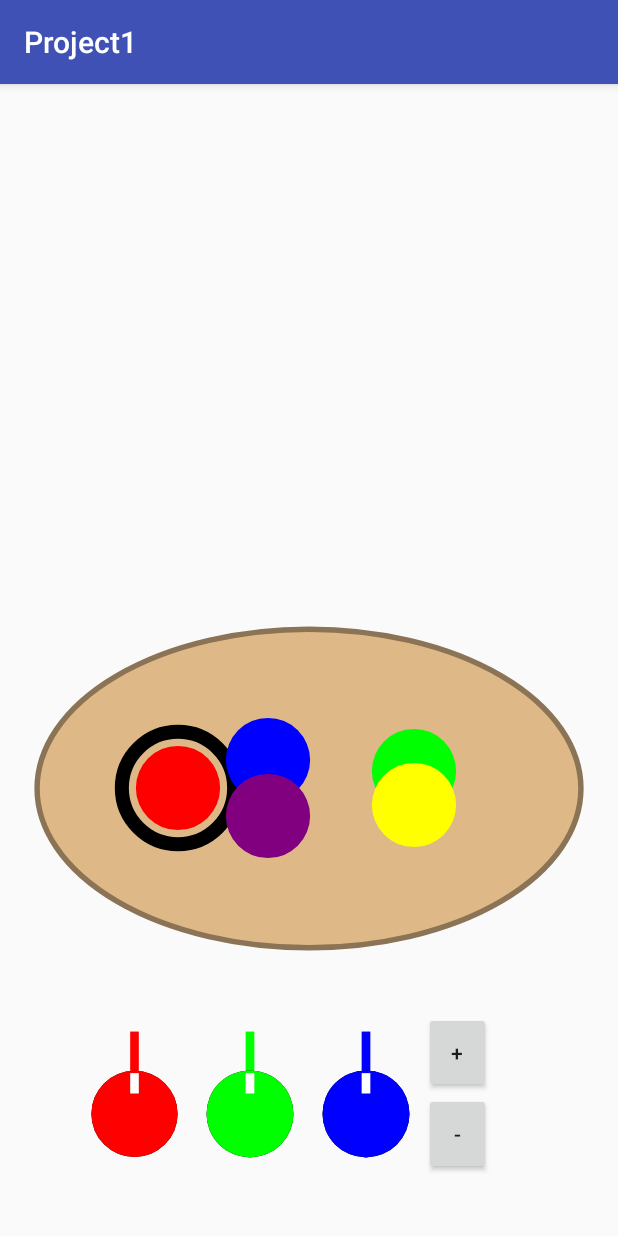
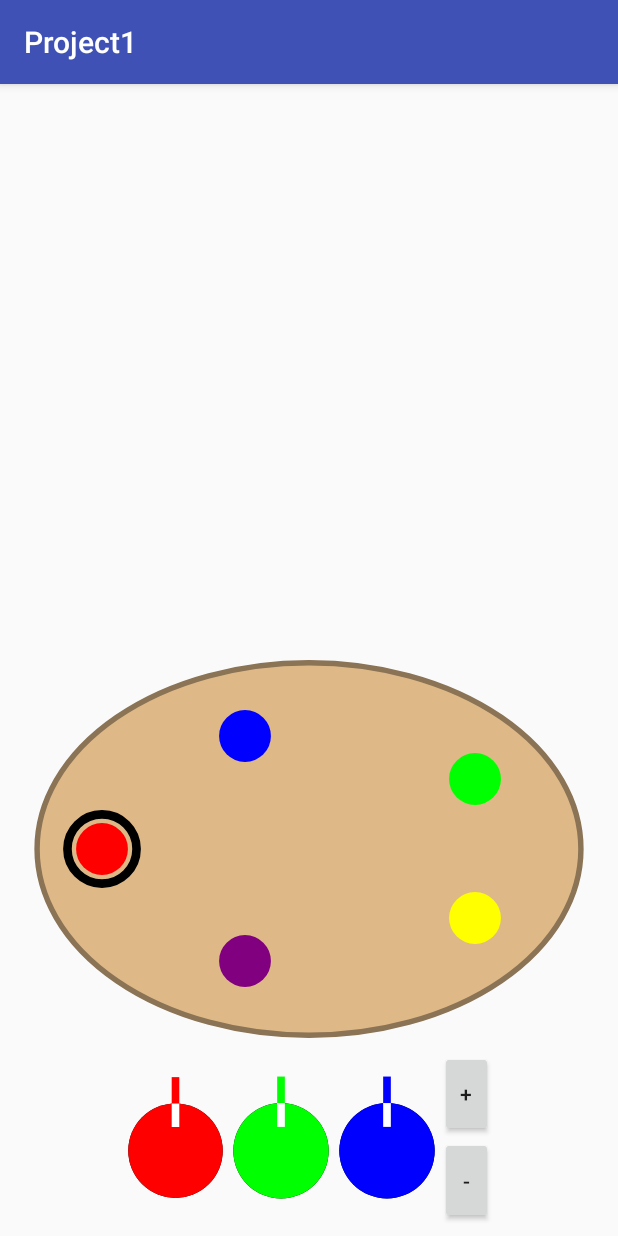
Before and after one commit to shaunchristensen/CS4530, an Android app: the screen it shows after launch (MainActivity), on a phone screen of 412 x 824 dp. Run offline under Robolectric (Android 15) with nearby library versions, the phone set to English and light mode, and no system bars.

Commit message:
Project 1 Final

```diff
--- a/Project1/app/src/main/java/edu/utah/cs/cs4530/project1/LinearLayoutColor.java
+++ b/Project1/app/src/main/java/edu/utah/cs/cs4530/project1/LinearLayoutColor.java
@@ -1,3 +1,10 @@
+/**
+ * Author:     Shaun Christensen
+ * Course:     CS 4530 - Mobile Application Programming: Android
+ * Date:       2016.09.22
+ * Assignment: Project 1 - Palette Paint
+ */
+
 package edu.utah.cs.cs4530.project1;
 
 import android.content.Context;
@@ -98,7 +105,7 @@ public class LinearLayoutColor extends LinearLayout implements View.OnClickListe
     {
         if (view == buttonColorAdd)
         {
-            onColorAddClickListener.onColorAddClick(Color.argb(255, intRed, intBlue, intGreen));
+            onColorAddClickListener.onColorAddClick(Color.argb(255, intRed, intGreen, intBlue));
         }
         else if (view == buttonColorRemove)
         {
@@ -116,8 +123,18 @@ public class LinearLayoutColor extends LinearLayout implements View.OnClickListe
         {
             rect = new Rect();
             rect.bottom = getHeight();
-            rect.left = (int)(index * getWidth() * .25f);
-            rect.right = (int)((index + 1) * getWidth() * .25f);
+
+            if (index < getChildCount() - 1)
+            {
+                rect.left = (int)(index * getWidth() * 2 / 7);
+                rect.right = (int)((index + 1) * getWidth() * 2 / 7);
+            }
+            else
+            {
+                rect.left = (int)(getWidth() * 6 / 7);
+                rect.right = (int)getWidth();
+            }
+
             rect.top = 0;
 
             view = getChildAt(index);
--- a/Project1/app/src/main/java/edu/utah/cs/cs4530/project1/MainActivity.java
+++ b/Project1/app/src/main/java/edu/utah/cs/cs4530/project1/MainActivity.java
@@ -1,3 +1,10 @@
+/**
+ * Author:     Shaun Christensen
+ * Course:     CS 4530 - Mobile Application Programming: Android
+ * Date:       2016.09.22
+ * Assignment: Project 1 - Palette Paint
+ */
+
 package edu.utah.cs.cs4530.project1;
 
 import android.os.Bundle;
@@ -30,7 +37,7 @@ public class MainActivity extends AppCompatActivity implements LinearLayoutColor
     @Override
     public void onColorRemoveClick()
     {
-        if (viewGroupPalette.removeColor() > 0)
+        if (viewGroupPalette.removeColor() > 1)
         {
             linearLayoutColor.setColorRemoveEnabled(true);
         }
@@ -47,8 +54,8 @@ public class MainActivity extends AppCompatActivity implements LinearLayoutColor
         int height = this.getResources().getDisplayMetrics().heightPixels;
         int width = this.getResources().getDisplayMetrics().widthPixels;
 
-        LayoutParams layoutParmsColor = new LayoutParams((int)(width * .75f), 0, 15);
-        layoutParmsColor.setMargins((int)(width * .125f), (int)(height * .05f), (int)(width * .125f), (int)(height * .05f));
+        LayoutParams layoutParmsColor = new LayoutParams((int)(width * .6f), 0, 15);
+        layoutParmsColor.setMargins((int)(width * .2f), (int)(height * .01f), (int)(width * .2f), (int)(height * .01f));
 
         linearLayoutColor = new LinearLayoutColor(this);
         linearLayoutColor.setOnColorAddClickListener(this);
@@ -61,7 +68,7 @@ public class MainActivity extends AppCompatActivity implements LinearLayoutColor
 
         LinearLayout linearLayout = new LinearLayout(this);
         linearLayout.addView(viewCanvas, new LayoutParams(width, 0, 50));
-        linearLayout.addView(viewGroupPalette, new LayoutParams(width, 0, 30));
+        linearLayout.addView(viewGroupPalette, new LayoutParams(width, 0, 33));
         linearLayout.addView(linearLayoutColor, layoutParmsColor);
         linearLayout.setOrientation(LinearLayout.VERTICAL);
 
--- a/Project1/app/src/main/java/edu/utah/cs/cs4530/project1/ViewCanvas.java
+++ b/Project1/app/src/main/java/edu/utah/cs/cs4530/project1/ViewCanvas.java
@@ -1,3 +1,10 @@
+/**
+ * Author:     Shaun Christensen
+ * Course:     CS 4530 - Mobile Application Programming: Android
+ * Date:       2016.09.22
+ * Assignment: Project 1 - Palette Paint
+ */
+
 package edu.utah.cs.cs4530.project1;
 
 import android.content.Context;
@@ -20,8 +27,11 @@ public class ViewCanvas extends View
     // fields
 
     private final ArrayList<Pair<Integer, ArrayList<PointF>>> arrayListPair;
-    private final ArrayList<PointF> arrayListPointF;
+    private ArrayList<PointF> arrayListPointF;
     private int intColor;
+    private final Paint paint;
+    private Path path;
+    private PointF pointF;
 
     // constructors
 
@@ -30,8 +40,11 @@ public class ViewCanvas extends View
         super(context);
 
         arrayListPair = new ArrayList<Pair<Integer, ArrayList<PointF>>>();
-        arrayListPointF = new ArrayList<PointF>();
+        arrayListPointF = null;
         intColor = Color.RED;
+        paint = new Paint(Paint.ANTI_ALIAS_FLAG);
+        path = null;
+        pointF = null;
     }
 
     // methods
@@ -46,25 +59,19 @@ public class ViewCanvas extends View
     {
         super.onDraw(canvas);
 
-        ArrayList<PointF> arrayList;
-
-        Paint paint = new Paint(Paint.ANTI_ALIAS_FLAG);
         paint.setStrokeWidth((getHeight() < getWidth() ? getHeight() : getWidth()) * .01f);
         paint.setStyle(Paint.Style.STROKE);
 
-        Path path;
-        PointF pointF;
-
         for (int i = 0; i < arrayListPair.size(); i++)
         {
+            paint.setColor(arrayListPair.get(i).first);
+            arrayListPointF = arrayListPair.get(i).second;
+
             path = new Path();
 
-            paint.setColor(arrayListPair.get(i).first);
-            arrayList = arrayListPair.get(i).second;
-
-            for (int j = 0; j < arrayList.size(); j++)
+            for (int j = 0; j < arrayListPointF.size(); j++)
             {
-                pointF = arrayList.get(j);
+                pointF = arrayListPointF.get(j);
 
                 if (j > 0)
                 {
@@ -83,13 +90,12 @@ public class ViewCanvas extends View
     @Override
     public boolean onTouchEvent(MotionEvent event)
     {
-        arrayListPointF.add(new PointF(event.getX(), event.getY()));
+        if (event.getAction() == MotionEvent.ACTION_DOWN)
+        {
+            arrayListPair.add(new Pair(intColor, new ArrayList<PointF>()));
+        }
 
-        if (event.getAction() == MotionEvent.ACTION_UP)
-        {
-            arrayListPair.add(new Pair(intColor, new ArrayList<PointF>(arrayListPointF)));
-            arrayListPointF.clear();
-        }
+        arrayListPair.get(arrayListPair.size() - 1).second.add(new PointF(event.getX(), event.getY()));
 
         invalidate();
 
--- a/Project1/app/src/main/java/edu/utah/cs/cs4530/project1/ViewGroupPalette.java
+++ b/Project1/app/src/main/java/edu/utah/cs/cs4530/project1/ViewGroupPalette.java
@@ -1,3 +1,10 @@
+/**
+ * Author:     Shaun Christensen
+ * Course:     CS 4530 - Mobile Application Programming: Android
+ * Date:       2016.09.22
+ * Assignment: Project 1 - Palette Paint
+ */
+
 package edu.utah.cs.cs4530.project1;
 
 import android.content.Context;
@@ -7,6 +14,7 @@ import android.graphics.Paint;
 import android.graphics.PointF;
 import android.graphics.Rect;
 import android.graphics.RectF;
+import android.util.Log;
 import android.view.View;
 import android.view.ViewGroup;
 
@@ -75,7 +83,7 @@ public class ViewGroupPalette extends ViewGroup implements ViewPaint.OnActiveCha
 
     public int removeColor()
     {
-        if (arrayListViewPaint.size() > 1)
+        try
         {
             ViewPaint viewPaint = ((ViewPaint)arrayListViewPaint.get(intIndex));
             viewPaint.setOnActiveChangeListener(null);
@@ -86,18 +94,21 @@ public class ViewGroupPalette extends ViewGroup implements ViewPaint.OnActiveCha
 
             if (intIndex > 0)
             {
-                intIndex--;
+                viewPaint = ((ViewPaint)arrayListViewPaint.get(intIndex - 1));
             }
             else
             {
-                intIndex = 0;
+                viewPaint = ((ViewPaint)arrayListViewPaint.get(0));
             }
 
-            viewPaint = ((ViewPaint)arrayListViewPaint.get(intIndex));
             viewPaint.setActive(true);
 
             onActiveChange(viewPaint);
             requestLayout();
+        }
+        catch (Exception e)
+        {
+            Log.e("ViewGroupPalette.removeColor", "Error: Unable to remove the color." + e.getMessage());
         }
 
         return arrayListViewPaint.size();
@@ -153,8 +164,7 @@ public class ViewGroupPalette extends ViewGroup implements ViewPaint.OnActiveCha
     @Override
     protected void onLayout(boolean b, int i, int i1, int i2, int i3)
     {
-        // fix
-        int radius = (int)((getHeight() < getWidth() ? getHeight() : getWidth()) * 1.8f / arrayListViewPaint.size());
+        int radius = (int)((getHeight() < getWidth() ? getHeight() : getWidth()) / (3 + Math.sqrt(arrayListViewPaint.size())));
         float theta = (float)(2 * Math.PI / getChildCount());
 
         PointF pointF;
@@ -164,14 +174,14 @@ public class ViewGroupPalette extends ViewGroup implements ViewPaint.OnActiveCha
         for (int index = 0; index < getChildCount(); index++)
         {
             pointF = new PointF();
-            pointF.x = getWidth() * .5f - (getWidth() * .40f - radius) * (float)Math.cos(index * theta);
-            pointF.y = getHeight() * .5f - (getHeight() * .45f - radius) * (float)Math.sin(index * theta);
+            pointF.x = getWidth() * .5f - (getWidth() * .45f - radius) * (float)Math.cos(index * theta);
+            pointF.y = getHeight() * .5f - (getHeight() * .5f - radius) * (float)Math.sin(index * theta);
 
             rect = new Rect();
             rect.bottom = (int)(pointF.y + radius);
             rect.left = (int)(pointF.x - radius);
             rect.right = (int)(pointF.x + radius);
-            rect.top = (int)(pointF.y - radius);
+            rect.top = (int)(pointF.y - radius) + getPaddingTop();
 
             view = getChildAt(index);
             view.layout(rect.left, rect.top, rect.right, rect.bottom);
--- a/Project1/app/src/main/java/edu/utah/cs/cs4530/project1/ViewKnob.java
+++ b/Project1/app/src/main/java/edu/utah/cs/cs4530/project1/ViewKnob.java
@@ -1,10 +1,16 @@
+/**
+ * Author:     Shaun Christensen
+ * Course:     CS 4530 - Mobile Application Programming: Android
+ * Date:       2016.09.22
+ * Assignment: Project 1 - Palette Paint
+ */
+
 package edu.utah.cs.cs4530.project1;
 
 import android.content.Context;
 import android.graphics.Canvas;
 import android.graphics.Color;
 import android.graphics.Paint;
-import android.graphics.RectF;
 import android.view.MotionEvent;
 import android.view.View;
 
@@ -72,34 +78,36 @@ public class ViewKnob extends View
     {
         super.onDraw(canvas);
 
-        RectF rectF = new RectF();
-        rectF.bottom = getHeight() * .875f;
-        rectF.left = getWidth() * .125f;
-        rectF.right = getWidth() * .875f;
-        rectF.top = getHeight() * .375f;
+        float height = getHeight() - getPaddingBottom() - getPaddingTop();
+        float width = getWidth() - getPaddingLeft() - getPaddingRight();
+        float radius = (height < width ? height : width) * .5f;
+        float y = (height - radius * 2 < radius * .5f ? height - radius * 2 : radius) * .5f;
 
-        floatX = rectF.centerX();
-        floatY = rectF.centerY();
+        floatX = width * .5f + getPaddingLeft();
+        floatY = height - ((height - (radius * 2) - y) * .5f) - radius + getPaddingTop();
 
         Paint paint = new Paint(Paint.ANTI_ALIAS_FLAG);
         paint.setColor(intColor);
-        paint.setStrokeWidth(rectF.width() * .1f);
+        paint.setStrokeWidth(radius * .145f);
 
-        canvas.drawLine(rectF.centerX(), getHeight() * .12f, rectF.centerX(), getHeight() * .375f, paint);
+        canvas.drawLine(floatX, floatY, floatX, floatY - radius * .9f - y, paint);
 
         paint.setColor(Color.BLACK);
         paint.setStyle(Paint.Style.FILL);
 
-        canvas.drawCircle(rectF.centerX(), rectF.centerY(), rectF.width() * .5f, paint);
+        canvas.drawCircle(floatX, floatY, radius * .9f, paint);
 
         paint.setARGB(intValue, red(intColor), green(intColor), blue(intColor));
 
-        canvas.drawCircle(rectF.centerX(), rectF.centerY(), rectF.width() * .5f, paint);
+       canvas.drawCircle(floatX, floatY, radius * .9f, paint);
 
         paint.setColor(Color.WHITE);
         paint.setStyle(Paint.Style.STROKE);
 
-        canvas.drawLine(rectF.centerX() + (rectF.width() * .25f) * (float)Math.cos((double)floatTheta - floatTau * .25f), rectF.centerY() + (rectF.height() * .25f) * (float)Math.sin((double)floatTheta - floatTau * .25f), rectF.centerX() + (rectF.width() * .5f) * (float)Math.cos((double)floatTheta - floatTau * .25f), rectF.centerY() + (rectF.height() * .5f) * (float)Math.sin((double)floatTheta - floatTau * .25f), paint);
+        canvas.drawLine(floatX + (radius * .45f) * (float)Math.cos((double)floatTheta - floatTau * .25f),
+            floatY + (radius * .45f) * (float)Math.sin((double)floatTheta - floatTau * .25f),
+            floatX + (radius * .9f) * (float)Math.cos((double)floatTheta - floatTau * .25f),
+            floatY + (radius * .9f) * (float)Math.sin((double)floatTheta - floatTau * .25f), paint);
     }
 
     @Override
--- a/Project1/app/src/main/java/edu/utah/cs/cs4530/project1/ViewPaint.java
+++ b/Project1/app/src/main/java/edu/utah/cs/cs4530/project1/ViewPaint.java
@@ -1,3 +1,10 @@
+/**
+ * Author:     Shaun Christensen
+ * Course:     CS 4530 - Mobile Application Programming: Android
+ * Date:       2016.09.22
+ * Assignment: Project 1 - Palette Paint
+ */
+
 package edu.utah.cs.cs4530.project1;
 
 import android.content.Context;
@@ -69,10 +76,10 @@ public class ViewPaint extends View
         paint.setStyle(Paint.Style.FILL);
 
         RectF rectF = new RectF();
-        rectF.bottom = getHeight() * .8f;
-        rectF.left = getWidth() * .2f;
-        rectF.right = getWidth() * .8f;
-        rectF.top = getHeight() * .2f;
+        rectF.bottom = getHeight() * .8f - getPaddingBottom();
+        rectF.left = getWidth() * .2f + getPaddingLeft();
+        rectF.right = getWidth() * .8f - getPaddingRight();
+        rectF.top = getHeight() * .2f + getPaddingTop();
 
         canvas.drawCircle(rectF.centerX(), rectF.centerY(), rectF.width() * .3f, paint);
 
```
